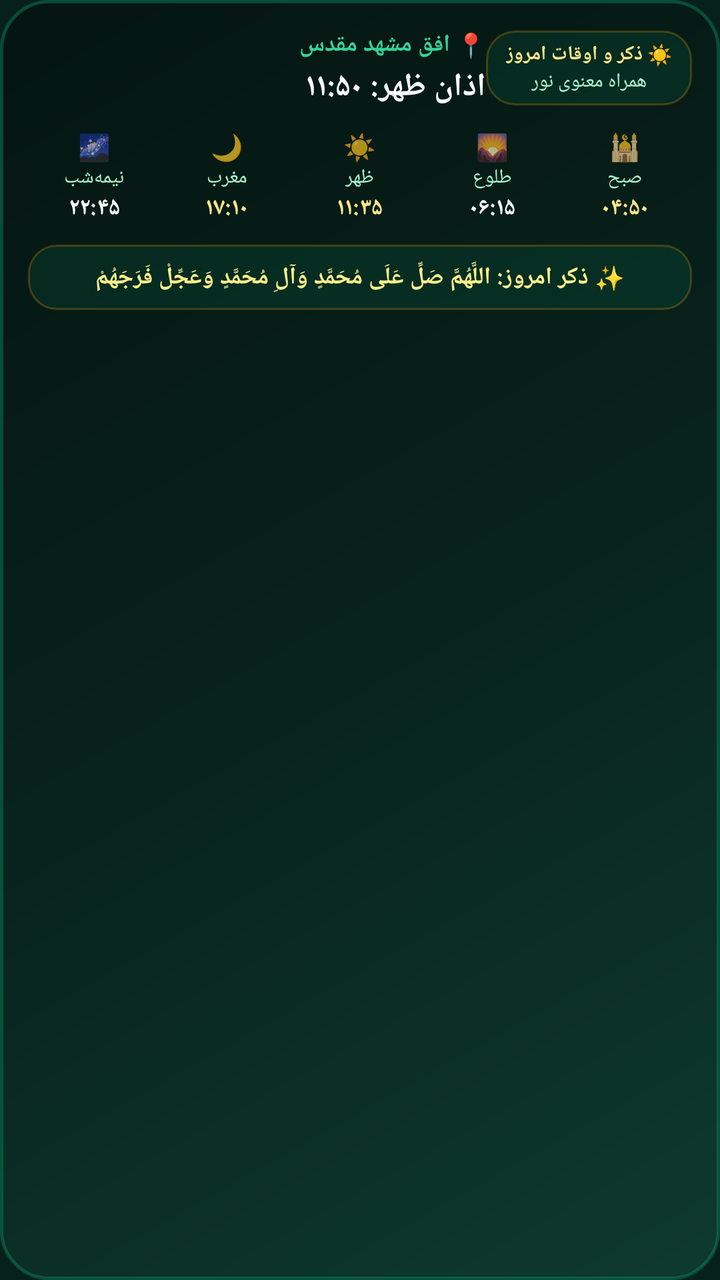
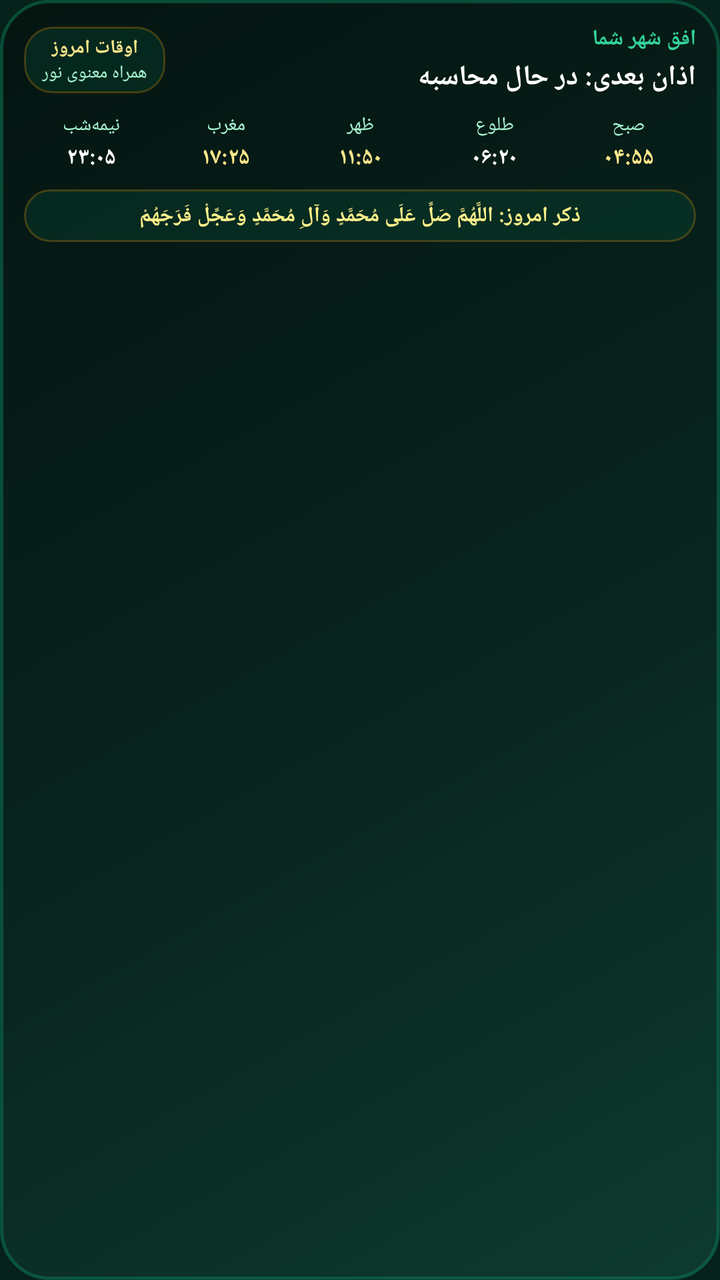

An Android layout rendered at two revisions. The XML below is the earlier revision; the diff shows what the commit changed to produce the second picture.
<!-- AndroidManifest.xml: application theme AppTheme -->
<!-- res/layout/noor_prayer_widget.xml -->
<?xml version="1.0" encoding="utf-8"?>
<LinearLayout xmlns:android="http://schemas.android.com/apk/res/android"
    android:id="@+id/widget_root"
    android:layout_width="match_parent"
    android:layout_height="wrap_content"
    android:background="@drawable/noor_widget_luxury_bg"
    android:orientation="vertical"
    android:padding="14dp">

    
    <LinearLayout
        android:layout_width="match_parent"
        android:layout_height="wrap_content"
        android:gravity="center_vertical"
        android:orientation="horizontal">

        <LinearLayout
            android:layout_width="0dp"
            android:layout_height="wrap_content"
            android:layout_weight="1"
            android:gravity="right"
            android:orientation="vertical">

            <TextView
                android:id="@+id/widget_title"
                android:layout_width="wrap_content"
                android:layout_height="wrap_content"
                android:text="📍 افق مشهد مقدس"
                android:textColor="#34D399"
                android:textSize="12sp"
                android:textStyle="bold" />

            <TextView
                android:id="@+id/widget_next_prayer"
                android:layout_width="wrap_content"
                android:layout_height="wrap_content"
                android:layout_marginTop="2dp"
                android:text="اذان ظهر: ۱۱:۵۰"
                android:textColor="#FFFFFF"
                android:textSize="16sp"
                android:textStyle="bold" />
        </LinearLayout>

        <LinearLayout
            android:layout_width="wrap_content"
            android:layout_height="wrap_content"
            android:background="@drawable/noor_widget_pill_bg"
            android:gravity="center"
            android:orientation="vertical"
            android:paddingLeft="10dp"
            android:paddingTop="5dp"
            android:paddingRight="10dp"
            android:paddingBottom="5dp">

            <TextView
                android:id="@+id/widget_day_badge"
                android:layout_width="wrap_content"
                android:layout_height="wrap_content"
                android:text="☀️ ذکر و اوقات امروز"
                android:textColor="#FDE68A"
                android:textSize="10sp"
                android:textStyle="bold" />

            <TextView
                android:id="@+id/widget_subtitle"
                android:layout_width="wrap_content"
                android:layout_height="wrap_content"
                android:text="همراه معنوی نور"
                android:textColor="#A7F3D0"
                android:textSize="10sp" />
        </LinearLayout>
    </LinearLayout>

    
    <LinearLayout
        android:layout_width="match_parent"
        android:layout_height="wrap_content"
        android:layout_marginTop="10dp"
        android:layout_marginBottom="10dp"
        android:baselineAligned="false"
        android:orientation="horizontal"
        android:weightSum="5">

        <LinearLayout android:layout_width="0dp" android:layout_height="wrap_content" android:layout_weight="1" android:gravity="center" android:orientation="vertical">
            <TextView android:layout_width="wrap_content" android:layout_height="wrap_content" android:text="🌌" android:textSize="13sp" />
            <TextView android:layout_width="wrap_content" android:layout_height="wrap_content" android:text="نیمه‌شب" android:textColor="#A7F3D0" android:textSize="10sp" />
            <TextView android:id="@+id/widget_time_midnight" android:layout_width="wrap_content" android:layout_height="wrap_content" android:text="۲۲:۴۵" android:textColor="#FFFFFF" android:textSize="12sp" android:textStyle="bold" />
        </LinearLayout>

        <LinearLayout android:layout_width="0dp" android:layout_height="wrap_content" android:layout_weight="1" android:gravity="center" android:orientation="vertical">
            <TextView android:layout_width="wrap_content" android:layout_height="wrap_content" android:text="🌙" android:textSize="13sp" />
            <TextView android:layout_width="wrap_content" android:layout_height="wrap_content" android:text="مغرب" android:textColor="#A7F3D0" android:textSize="10sp" />
            <TextView android:id="@+id/widget_time_maghrib" android:layout_width="wrap_content" android:layout_height="wrap_content" android:text="۱۷:۱۰" android:textColor="#FDE68A" android:textSize="12sp" android:textStyle="bold" />
        </LinearLayout>

        <LinearLayout android:layout_width="0dp" android:layout_height="wrap_content" android:layout_weight="1" android:gravity="center" android:orientation="vertical">
            <TextView android:layout_width="wrap_content" android:layout_height="wrap_content" android:text="☀️" android:textSize="13sp" />
            <TextView android:layout_width="wrap_content" android:layout_height="wrap_content" android:text="ظهر" android:textColor="#A7F3D0" android:textSize="10sp" />
            <TextView android:id="@+id/widget_time_dhuhr" android:layout_width="wrap_content" android:layout_height="wrap_content" android:text="۱۱:۳۵" android:textColor="#FDE68A" android:textSize="12sp" android:textStyle="bold" />
        </LinearLayout>

        <LinearLayout android:layout_width="0dp" android:layout_height="wrap_content" android:layout_weight="1" android:gravity="center" android:orientation="vertical">
            <TextView android:layout_width="wrap_content" android:layout_height="wrap_content" android:text="🌄" android:textSize="13sp" />
            <TextView android:layout_width="wrap_content" android:layout_height="wrap_content" android:text="طلوع" android:textColor="#A7F3D0" android:textSize="10sp" />
            <TextView android:id="@+id/widget_time_sunrise" android:layout_width="wrap_content" android:layout_height="wrap_content" android:text="۰۶:۱۵" android:textColor="#FFFFFF" android:textSize="12sp" android:textStyle="bold" />
        </LinearLayout>

        <LinearLayout android:layout_width="0dp" android:layout_height="wrap_content" android:layout_weight="1" android:gravity="center" android:orientation="vertical">
            <TextView android:layout_width="wrap_content" android:layout_height="wrap_content" android:text="🕌" android:textSize="13sp" />
            <TextView android:layout_width="wrap_content" android:layout_height="wrap_content" android:text="صبح" android:textColor="#A7F3D0" android:textSize="10sp" />
            <TextView android:id="@+id/widget_time_fajr" android:layout_width="wrap_content" android:layout_height="wrap_content" android:text="۰۴:۵۰" android:textColor="#FDE68A" android:textSize="12sp" android:textStyle="bold" />
        </LinearLayout>
    </LinearLayout>

    
    <LinearLayout
        android:layout_width="match_parent"
        android:layout_height="wrap_content"
        android:background="@drawable/noor_widget_pill_bg"
        android:gravity="center"
        android:orientation="vertical"
        android:padding="8dp">

        <TextView
            android:id="@+id/widget_dynamic_dhikr"
            android:layout_width="match_parent"
            android:layout_height="wrap_content"
            android:gravity="center"
            android:text="✨ ذکر امروز: اللَّهُمَّ صَلِّ عَلَى مُحَمَّدٍ وَآلِ مُحَمَّدٍ وَعَجِّلْ فَرَجَهُمْ"
            android:textColor="#FEF08A"
            android:textSize="12sp"
            android:textStyle="bold" />
    </LinearLayout>
</LinearLayout>
<!-- resources referenced by this layout -->
<resources>
  <!-- drawable noor_widget_luxury_bg (drawable) -->
  <?xml version="1.0" encoding="utf-8"?>
  <shape xmlns:android="http://schemas.android.com/apk/res/android" android:shape="rectangle">
      <gradient
          android:angle="135"
          android:startColor="#0E3A2F"
          android:centerColor="#08221C"
          android:endColor="#051511"
          android:type="linear" />
      <corners android:radius="24dp" />
      <stroke android:width="1.5dp" android:color="#4D10B981" />
  </shape>
  <!-- drawable noor_widget_pill_bg (drawable) -->
  <?xml version="1.0" encoding="utf-8"?>
  <shape xmlns:android="http://schemas.android.com/apk/res/android" android:shape="rectangle">
      <solid android:color="#1A10B981" />
      <corners android:radius="14dp" />
      <stroke android:width="1dp" android:color="#40F59E0B" />
  </shape>
  <style name="AppTheme" parent="Theme.AppCompat.NoActionBar">
          <item name="colorPrimary">#041511</item>
          <item name="colorPrimaryDark">#041511</item>
          <item name="colorAccent">#F59E0B</item>
          <item name="android:windowBackground">@drawable/launch_splash</item>
          <item name="android:statusBarColor">#041511</item>
          <item name="android:navigationBarColor">#041511</item>
      </style>
  <!-- drawable launch_splash (drawable) -->
  <?xml version="1.0" encoding="utf-8"?>
  <layer-list xmlns:android="http://schemas.android.com/apk/res/android">
      <item>
          <shape android:shape="rectangle">
              <solid android:color="#06211A" />
          </shape>
      </item>
  </layer-list>
</resources>

<!-- the commit's change to res/layout/noor_prayer_widget.xml (unified diff, before → after) -->
@@ -4,10 +4,10 @@
     android:layout_width="match_parent"
     android:layout_height="wrap_content"
     android:background="@drawable/noor_widget_luxury_bg"
+    android:layoutDirection="rtl"
     android:orientation="vertical"
-    android:padding="14dp">
+    android:padding="12dp">
 
-    
     <LinearLayout
         android:layout_width="match_parent"
         android:layout_height="wrap_content"
@@ -18,16 +18,18 @@
             android:layout_width="0dp"
             android:layout_height="wrap_content"
             android:layout_weight="1"
-            android:gravity="right"
+            android:gravity="start"
             android:orientation="vertical">
 
             <TextView
                 android:id="@+id/widget_title"
                 android:layout_width="wrap_content"
                 android:layout_height="wrap_content"
-                android:text="📍 افق مشهد مقدس"
+                android:ellipsize="end"
+                android:maxLines="1"
+                android:text="افق شهر شما"
                 android:textColor="#34D399"
-                android:textSize="12sp"
+                android:textSize="11dp"
                 android:textStyle="bold" />
 
             <TextView
@@ -35,9 +37,11 @@
                 android:layout_width="wrap_content"
                 android:layout_height="wrap_content"
                 android:layout_marginTop="2dp"
-                android:text="اذان ظهر: ۱۱:۵۰"
+                android:ellipsize="end"
+                android:maxLines="1"
+                android:text="اذان بعدی: در حال محاسبه"
                 android:textColor="#FFFFFF"
-                android:textSize="16sp"
+                android:textSize="14dp"
                 android:textStyle="bold" />
         </LinearLayout>
 
@@ -47,88 +51,89 @@
             android:background="@drawable/noor_widget_pill_bg"
             android:gravity="center"
             android:orientation="vertical"
-            android:paddingLeft="10dp"
-            android:paddingTop="5dp"
-            android:paddingRight="10dp"
-            android:paddingBottom="5dp">
+            android:paddingLeft="9dp"
+            android:paddingTop="4dp"
+            android:paddingRight="9dp"
+            android:paddingBottom="4dp">
 
             <TextView
                 android:id="@+id/widget_day_badge"
                 android:layout_width="wrap_content"
                 android:layout_height="wrap_content"
-                android:text="☀️ ذکر و اوقات امروز"
+                android:maxLines="1"
+                android:text="اوقات امروز"
                 android:textColor="#FDE68A"
-                android:textSize="10sp"
+                android:textSize="9.5dp"
                 android:textStyle="bold" />
 
             <TextView
                 android:id="@+id/widget_subtitle"
                 android:layout_width="wrap_content"
                 android:layout_height="wrap_content"
+                android:ellipsize="end"
+                android:maxLines="1"
                 android:text="همراه معنوی نور"
                 android:textColor="#A7F3D0"
-                android:textSize="10sp" />
+                android:textSize="9dp" />
         </LinearLayout>
     </LinearLayout>
 
-    
     <LinearLayout
         android:layout_width="match_parent"
         android:layout_height="wrap_content"
-        android:layout_marginTop="10dp"
-        android:layout_marginBottom="10dp"
+        android:layout_marginTop="8dp"
+        android:layout_marginBottom="8dp"
         android:baselineAligned="false"
         android:orientation="horizontal"
         android:weightSum="5">
 
         <LinearLayout android:layout_width="0dp" android:layout_height="wrap_content" android:layout_weight="1" android:gravity="center" android:orientation="vertical">
-            <TextView android:layout_width="wrap_content" android:layout_height="wrap_content" android:text="🌌" android:textSize="13sp" />
-            <TextView android:layout_width="wrap_content" android:layout_height="wrap_content" android:text="نیمه‌شب" android:textColor="#A7F3D0" android:textSize="10sp" />
-            <TextView android:id="@+id/widget_time_midnight" android:layout_width="wrap_content" android:layout_height="wrap_content" android:text="۲۲:۴۵" android:textColor="#FFFFFF" android:textSize="12sp" android:textStyle="bold" />
+            <TextView android:layout_width="wrap_content" android:layout_height="wrap_content" android:maxLines="1" android:text="صبح" android:textColor="#A7F3D0" android:textSize="9.5dp" />
+            <TextView android:id="@+id/widget_time_fajr" android:layout_width="wrap_content" android:layout_height="wrap_content" android:layout_marginTop="2dp" android:maxLines="1" android:text="۰۴:۵۵" android:textColor="#FDE68A" android:textSize="11.5dp" android:textStyle="bold" />
         </LinearLayout>
 
         <LinearLayout android:layout_width="0dp" android:layout_height="wrap_content" android:layout_weight="1" android:gravity="center" android:orientation="vertical">
-            <TextView android:layout_width="wrap_content" android:layout_height="wrap_content" android:text="🌙" android:textSize="13sp" />
-            <TextView android:layout_width="wrap_content" android:layout_height="wrap_content" android:text="مغرب" android:textColor="#A7F3D0" android:textSize="10sp" />
-            <TextView android:id="@+id/widget_time_maghrib" android:layout_width="wrap_content" android:layout_height="wrap_content" android:text="۱۷:۱۰" android:textColor="#FDE68A" android:textSize="12sp" android:textStyle="bold" />
+            <TextView android:layout_width="wrap_content" android:layout_height="wrap_content" android:maxLines="1" android:text="طلوع" android:textColor="#A7F3D0" android:textSize="9.5dp" />
+            <TextView android:id="@+id/widget_time_sunrise" android:layout_width="wrap_content" android:layout_height="wrap_content" android:layout_marginTop="2dp" android:maxLines="1" android:text="۰۶:۲۰" android:textColor="#FFFFFF" android:textSize="11.5dp" android:textStyle="bold" />
         </LinearLayout>
 
         <LinearLayout android:layout_width="0dp" android:layout_height="wrap_content" android:layout_weight="1" android:gravity="center" android:orientation="vertical">
-            <TextView android:layout_width="wrap_content" android:layout_height="wrap_content" android:text="☀️" android:textSize="13sp" />
-            <TextView android:layout_width="wrap_content" android:layout_height="wrap_content" android:text="ظهر" android:textColor="#A7F3D0" android:textSize="10sp" />
-            <TextView android:id="@+id/widget_time_dhuhr" android:layout_width="wrap_content" android:layout_height="wrap_content" android:text="۱۱:۳۵" android:textColor="#FDE68A" android:textSize="12sp" android:textStyle="bold" />
+            <TextView android:layout_width="wrap_content" android:layout_height="wrap_content" android:maxLines="1" android:text="ظهر" android:textColor="#A7F3D0" android:textSize="9.5dp" />
+            <TextView android:id="@+id/widget_time_dhuhr" android:layout_width="wrap_content" android:layout_height="wrap_content" android:layout_marginTop="2dp" android:maxLines="1" android:text="۱۱:۵۰" android:textColor="#FDE68A" android:textSize="11.5dp" android:textStyle="bold" />
         </LinearLayout>
 
         <LinearLayout android:layout_width="0dp" android:layout_height="wrap_content" android:layout_weight="1" android:gravity="center" android:orientation="vertical">
-            <TextView android:layout_width="wrap_content" android:layout_height="wrap_content" android:text="🌄" android:textSize="13sp" />
-            <TextView android:layout_width="wrap_content" android:layout_height="wrap_content" android:text="طلوع" android:textColor="#A7F3D0" android:textSize="10sp" />
-            <TextView android:id="@+id/widget_time_sunrise" android:layout_width="wrap_content" android:layout_height="wrap_content" android:text="۰۶:۱۵" android:textColor="#FFFFFF" android:textSize="12sp" android:textStyle="bold" />
+            <TextView android:layout_width="wrap_content" android:layout_height="wrap_content" android:maxLines="1" android:text="مغرب" android:textColor="#A7F3D0" android:textSize="9.5dp" />
+            <TextView android:id="@+id/widget_time_maghrib" android:layout_width="wrap_content" android:layout_height="wrap_content" android:layout_marginTop="2dp" android:maxLines="1" android:text="۱۷:۲۵" android:textColor="#FDE68A" android:textSize="11.5dp" android:textStyle="bold" />
         </LinearLayout>
 
         <LinearLayout android:layout_width="0dp" android:layout_height="wrap_content" android:layout_weight="1" android:gravity="center" android:orientation="vertical">
-            <TextView android:layout_width="wrap_content" android:layout_height="wrap_content" android:text="🕌" android:textSize="13sp" />
-            <TextView android:layout_width="wrap_content" android:layout_height="wrap_content" android:text="صبح" android:textColor="#A7F3D0" android:textSize="10sp" />
-            <TextView android:id="@+id/widget_time_fajr" android:layout_width="wrap_content" android:layout_height="wrap_content" android:text="۰۴:۵۰" android:textColor="#FDE68A" android:textSize="12sp" android:textStyle="bold" />
+            <TextView android:layout_width="wrap_content" android:layout_height="wrap_content" android:maxLines="1" android:text="نیمه‌شب" android:textColor="#A7F3D0" android:textSize="9.5dp" />
+            <TextView android:id="@+id/widget_time_midnight" android:layout_width="wrap_content" android:layout_height="wrap_content" android:layout_marginTop="2dp" android:maxLines="1" android:text="۲۳:۰۵" android:textColor="#FFFFFF" android:textSize="11.5dp" android:textStyle="bold" />
         </LinearLayout>
     </LinearLayout>
 
-    
     <LinearLayout
         android:layout_width="match_parent"
         android:layout_height="wrap_content"
         android:background="@drawable/noor_widget_pill_bg"
         android:gravity="center"
         android:orientation="vertical"
-        android:padding="8dp">
+        android:paddingLeft="8dp"
+        android:paddingTop="6dp"
+        android:paddingRight="8dp"
+        android:paddingBottom="6dp">
 
         <TextView
             android:id="@+id/widget_dynamic_dhikr"
             android:layout_width="match_parent"
             android:layout_height="wrap_content"
+            android:ellipsize="end"
             android:gravity="center"
-            android:text="✨ ذکر امروز: اللَّهُمَّ صَلِّ عَلَى مُحَمَّدٍ وَآلِ مُحَمَّدٍ وَعَجِّلْ فَرَجَهُمْ"
+            android:maxLines="2"
+            android:text="ذکر امروز: اللَّهُمَّ صَلِّ عَلَى مُحَمَّدٍ وَآلِ مُحَمَّدٍ وَعَجِّلْ فَرَجَهُمْ"
             android:textColor="#FEF08A"
-            android:textSize="12sp"
+            android:textSize="10.5dp"
             android:textStyle="bold" />
     </LinearLayout>
 </LinearLayout>
